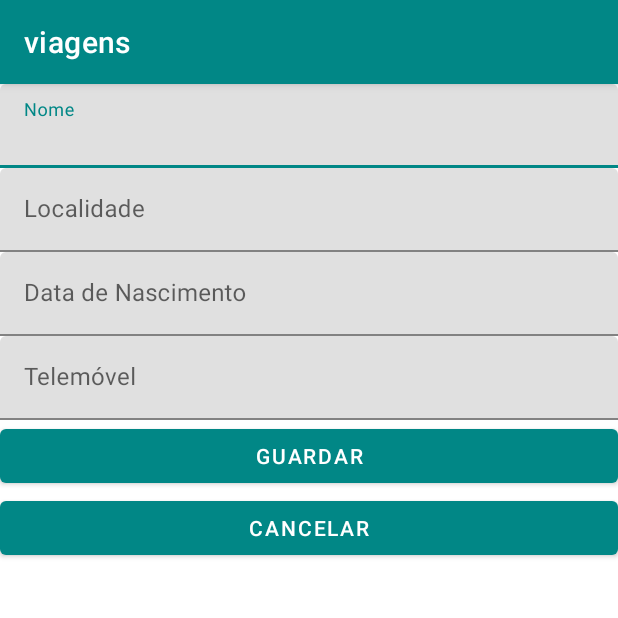
After one commit to TelmoSalvado/viagens, an Android app: the NovoPerfil screen opened directly, with no data from a screen before it, on a phone screen of 412 x 824 dp, the top half of it. The commit adds this screen. Run offline under Robolectric (Android 15) with nearby library versions, the phone set to English and light mode, and no system bars.

Commit message:
Página de criação de perfil e validações

```diff
--- a/app/src/main/AndroidManifest.xml
+++ b/app/src/main/AndroidManifest.xml
@@ -9,7 +9,10 @@
         android:roundIcon="@mipmap/ic_launcher_round"
         android:supportsRtl="true"
         android:theme="@style/Theme.Viagens">
-        <activity android:name=".PerfilActivity"></activity>
+        <activity android:name=".EliminarPerfil"></activity>
+        <activity android:name=".NovoPerfil" />
+        <activity android:name=".VerPerfilActivity" />
+        <activity android:name=".PerfilActivity" />
         <activity android:name=".RegistoActivity" />
         <activity android:name=".LoginActivity">
             <intent-filter>
--- /dev/null
+++ b/app/src/main/java/pt/ipg/viagens/NovoPerfil.java
@@ -0,0 +1,96 @@
+package pt.ipg.viagens;
+
+import androidx.appcompat.app.AppCompatActivity;
+
+import android.os.Bundle;
+import android.view.View;
+import android.widget.EditText;
+import android.widget.Toast;
+
+public class NovoPerfil extends AppCompatActivity {
+    private EditText Textnome;
+    private EditText Textlocalidade;
+    private EditText Textdatadenascimento;
+    private EditText Texttelemovel;
+
+
+    @Override
+    protected void onCreate(Bundle savedInstanceState) {
+        super.onCreate(savedInstanceState);
+        setContentView(R.layout.activity_novo_perfil);
+        Textnome = (EditText) findViewById(R.id.nome);
+        Textlocalidade = (EditText) findViewById(R.id.localidade);
+        Textdatadenascimento = (EditText) findViewById(R.id.datadenascimento);
+        Texttelemovel = (EditText) findViewById(R.id.telemovel);
+
+
+    }
+    public void GuardarPerfil(View view){
+
+        String Nome = Textnome.getText().toString();
+
+
+        String Localidade = Textlocalidade.getText().toString();
+        if (Nome.trim().length() == 0) {
+            Textnome.setError(getString(R.string.message_required));
+            Textnome.requestFocus();
+            return;
+        }
+
+        if (Localidade.trim().length() == 0) {
+            Textlocalidade.setError(getString(R.string.message_required));
+            Textlocalidade.requestFocus();
+            return;
+        }
+
+        String data = Textdatadenascimento.getText().toString();
+        if(data.trim().length() == 0){
+            Textdatadenascimento.setError(getString(R.string.message_required));
+            Textdatadenascimento.requestFocus();
+            return;
+        }else  if (data.length() != 10 || data.charAt(2) != '/' || data.charAt(5) != '/') {
+            Textdatadenascimento.setError(getString(R.string.Validar_data));
+            Textdatadenascimento.requestFocus();
+            return;
+        }
+        String[] dataSeparada = data.split("/");
+
+        int Dia = Integer.parseInt(dataSeparada[0]);
+        int Mes = Integer.parseInt(dataSeparada[1]);
+        int Ano = Integer.parseInt(dataSeparada[2]);
+        if(Dia > 30 && (Mes == 6 || Mes == 4 || Mes == 9 || Mes == 11)  ) {
+
+            Textdatadenascimento.setError("Error na Data");
+            Textdatadenascimento.requestFocus();
+            return;
+        }else if (Dia > 29 && Mes == 2){
+            Textdatadenascimento.setError("Erro na data");
+            Textdatadenascimento.requestFocus();
+            return;
+        }else if(Dia <= 0 || Dia > 31 || Mes <= 0 || Mes > 12 || Ano > 2020){
+            Textdatadenascimento.setError("Erro na data");
+            Textdatadenascimento.requestFocus();
+            return;
+        }
+
+
+
+        String Telemovel = Texttelemovel.getText().toString();
+
+
+
+        if (Telemovel.trim().length() == 0) {
+            Texttelemovel.setError(getString(R.string.message_required));
+            Texttelemovel.requestFocus();
+            return;
+        }
+        Toast.makeText(this, R.string.Cancelar, Toast.LENGTH_SHORT).show();
+
+
+    }
+
+    public void Cancelar(View view) {
+        Toast.makeText(this, R.string.Cancelar, Toast.LENGTH_SHORT).show();
+        finish();
+    }
+}
--- /dev/null
+++ b/app/src/main/res/layout/activity_novo_perfil.xml
@@ -0,0 +1,82 @@
+<?xml version="1.0" encoding="utf-8"?>
+<androidx.constraintlayout.widget.ConstraintLayout xmlns:android="http://schemas.android.com/apk/res/android"
+    xmlns:app="http://schemas.android.com/apk/res-auto"
+    xmlns:tools="http://schemas.android.com/tools"
+    android:layout_width="match_parent"
+    android:layout_height="match_parent"
+    tools:context=".NovoPerfil">
+
+    <ScrollView
+        android:layout_width="match_parent"
+        android:layout_height="match_parent">
+
+        <LinearLayout
+            android:layout_width="match_parent"
+            android:layout_height="wrap_content"
+            android:orientation="vertical" >
+
+            <com.google.android.material.textfield.TextInputLayout
+                android:layout_width="match_parent"
+                android:layout_height="match_parent">
+
+                <com.google.android.material.textfield.TextInputEditText
+                    android:id="@+id/nome"
+                    android:layout_width="match_parent"
+                    android:layout_height="wrap_content"
+                    android:hint="Nome"
+                    android:inputType="text" />
+            </com.google.android.material.textfield.TextInputLayout>
+
+            <com.google.android.material.textfield.TextInputLayout
+                android:layout_width="match_parent"
+                android:layout_height="match_parent">
+
+                <com.google.android.material.textfield.TextInputEditText
+                    android:id="@+id/localidade"
+                    android:layout_width="match_parent"
+                    android:layout_height="wrap_content"
+                    android:hint="Localidade"
+                    android:inputType="text" />
+            </com.google.android.material.textfield.TextInputLayout>
+
+            <com.google.android.material.textfield.TextInputLayout
+                android:layout_width="match_parent"
+                android:layout_height="match_parent">
+
+                <com.google.android.material.textfield.TextInputEditText
+                    android:id="@+id/datadenascimento"
+                    android:layout_width="match_parent"
+                    android:layout_height="wrap_content"
+                    android:hint="Data de Nascimento"
+                    android:inputType="date" />
+            </com.google.android.material.textfield.TextInputLayout>
+
+            <com.google.android.material.textfield.TextInputLayout
+                android:id="@+id/TextInputLayout"
+                android:layout_width="match_parent"
+                android:layout_height="match_parent">
+
+                <com.google.android.material.textfield.TextInputEditText
+                    android:id="@+id/telemovel"
+                    android:layout_width="match_parent"
+                    android:layout_height="wrap_content"
+                    android:hint="Telemóvel"
+                    android:inputType="number" />
+            </com.google.android.material.textfield.TextInputLayout>
+
+            <Button
+                android:id="@+id/buttonGuardar"
+                android:layout_width="match_parent"
+                android:layout_height="wrap_content"
+                android:onClick="GuardarPerfil"
+                android:text="Guardar" />
+
+            <Button
+                android:id="@+id/buttonCancelar"
+                android:layout_width="match_parent"
+                android:layout_height="wrap_content"
+                android:onClick="Cancelar"
+                android:text="Cancelar" />
+        </LinearLayout>
+    </ScrollView>
+</androidx.constraintlayout.widget.ConstraintLayout>
--- a/app/src/main/res/layout/activity_perfil.xml
+++ b/app/src/main/res/layout/activity_perfil.xml
@@ -19,6 +19,7 @@
                 android:id="@+id/buttonVerPerfil"
                 android:layout_width="match_parent"
                 android:layout_height="match_parent"
+                android:onClick="verPerfil"
                 android:text="Ver Perfil"
                 android:textColorLink="#F44336" />
 
@@ -26,12 +27,14 @@
                 android:id="@+id/buttonNovoPerfil"
                 android:layout_width="match_parent"
                 android:layout_height="wrap_content"
+                android:onClick="novoPerfil"
                 android:text="Novo Perfil" />
 
             <Button
                 android:id="@+id/buttonEliminarPerfil"
                 android:layout_width="match_parent"
                 android:layout_height="wrap_content"
+                android:onClick="eliminarPerfil"
                 android:text="Eliminar Perfil" />
         </LinearLayout>
     </ScrollView>
--- a/app/src/main/res/values/strings.xml
+++ b/app/src/main/res/values/strings.xml
@@ -12,4 +12,7 @@
     <string name="menu_transporte">Transporte</string>
     <string name="menu_preco">Preço</string>
     <string name="menu_sobre">Sobre</string>
+    <string name="message_required">Campo Obrigatório!</string>
+    <string name="Validar_data">Formato DD/MM/AAAA</string>
+    <string name="Cancelar">Cancelar</string>
 </resources>
```
Also changed, not shown: app/src/main/java/pt/ipg/viagens/EliminarPerfil.java (added, +14 -0 lines), app/src/main/java/pt/ipg/viagens/PerfilActivity.java (+20 -0 lines), app/src/main/java/pt/ipg/viagens/VerPerfilActivity.java (added, +15 -0 lines), app/src/main/res/layout/activity_eliminar_perfil.xml (added, +9 -0 lines), app/src/main/res/layout/activity_ver_perfil.xml (added, +9 -0 lines).
